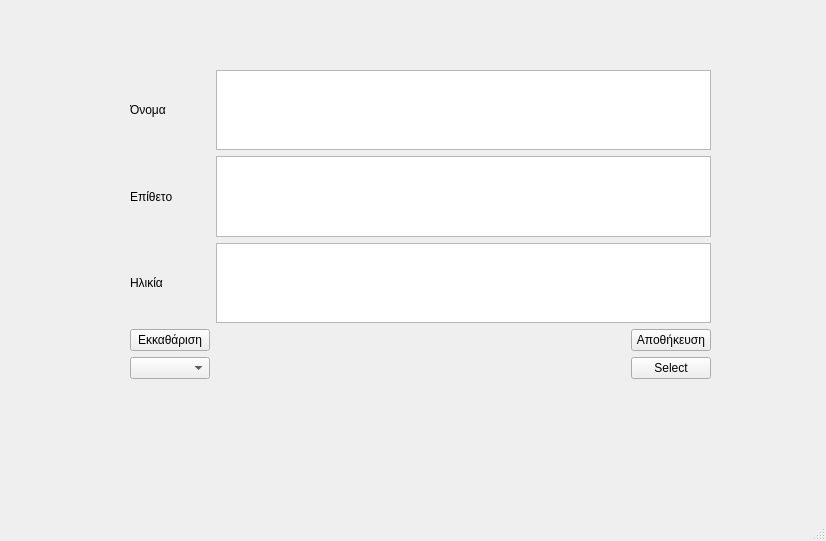
Above: userInterface/resources/menu.ui from smattha/robotHuman before the change. Below: the same form after it.
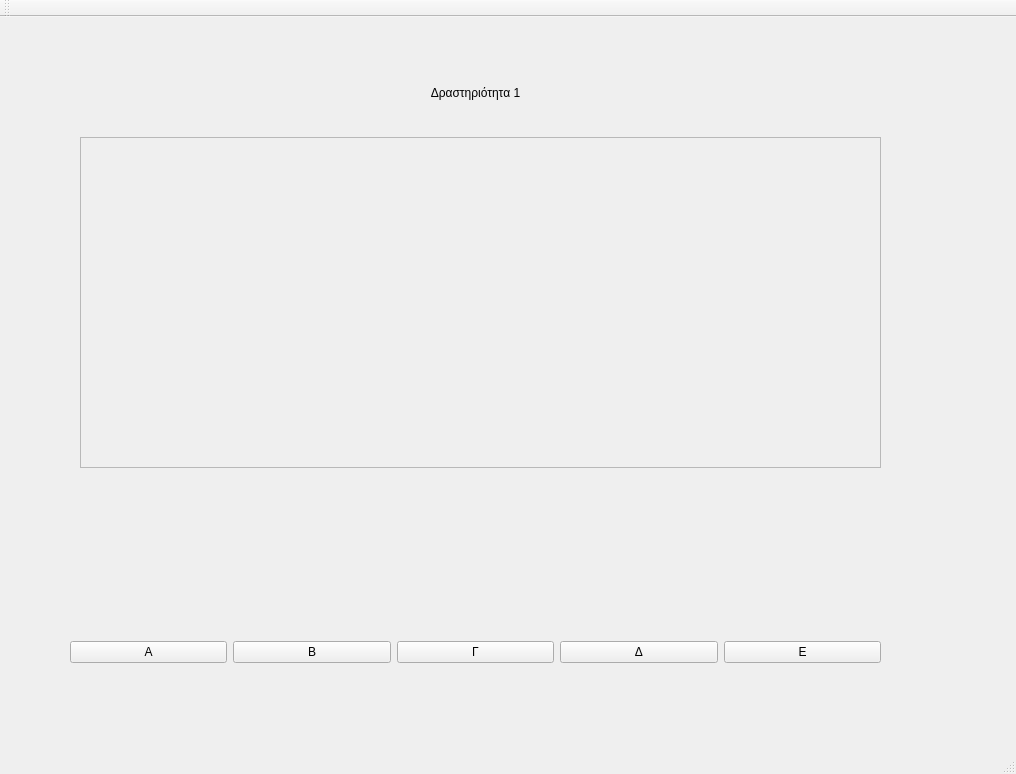
That is the form after the change. The open tabs and pages were chosen to show the change.

Patch:
```diff
--- a/userInterface/resources/menu.ui
+++ b/userInterface/resources/menu.ui
@@ -2,23 +2,76 @@
 <ui version="4.0">
  <class>menuWindow</class>
  <widget class="QMainWindow" name="menuWindow">
+  <property name="enabled">
+   <bool>true</bool>
+  </property>
   <property name="geometry">
    <rect>
     <x>0</x>
     <y>0</y>
-    <width>826</width>
-    <height>541</height>
+    <width>1016</width>
+    <height>774</height>
    </rect>
   </property>
+  <property name="sizePolicy">
+   <sizepolicy hsizetype="Fixed" vsizetype="Fixed">
+    <horstretch>0</horstretch>
+    <verstretch>0</verstretch>
+   </sizepolicy>
+  </property>
+  <property name="maximumSize">
+   <size>
+    <width>1920</width>
+    <height>1080</height>
+   </size>
+  </property>
   <property name="windowTitle">
-   <string>MainWindow</string>
+   <string>Αρχική οθόνη </string>
+  </property>
+  <property name="documentMode">
+   <bool>false</bool>
+  </property>
+  <property name="tabShape">
+   <enum>QTabWidget::Rounded</enum>
   </property>
   <widget class="QWidget" name="centralwidget">
+   <widget class="QStackedWidget" name="stackedWidget">
+    <property name="geometry">
+     <rect>
+      <x>30</x>
+      <y>30</y>
+      <width>891</width>
+      <height>671</height>
+     </rect>
+    </property>
+    <property name="currentIndex">
+     <number>3</number>
+    </property>
+    <widget class="QWidget" name="menuPage">
+     <widget class="QTextEdit" name="descriptionTxt">
+      <property name="enabled">
+       <bool>false</bool>
+      </property>
+      <property name="geometry">
+       <rect>
+        <x>80</x>
+        <y>500</y>
+        <width>581</width>
+        <height>91</height>
+       </rect>
+      </property>
+      <property name="verticalScrollBarPolicy">
+       <enum>Qt::ScrollBarAlwaysOff</enum>
+      </property>
+      <property name="horizontalScrollBarPolicy">
+       <enum>Qt::ScrollBarAsNeeded</enum>
+      </property>
+     </widget>
    <widget class="QWidget" name="gridLayoutWidget">
     <property name="geometry">
      <rect>
-      <x>130</x>
-      <y>70</y>
+        <x>80</x>
+        <y>120</y>
       <width>581</width>
       <height>309</height>
      </rect>
@@ -41,13 +94,19 @@
        </property>
       </widget>
      </item>
-     <item row="4" column="2">
-      <widget class="QPushButton" name="selectExersiceButton">
-       <property name="text">
-        <string>Select</string>
-       </property>
-      </widget>
-     </item>
+       <item row="2" column="1" colspan="2">
+        <widget class="QTextEdit" name="ageTextBox">
+         <property name="lineWidth">
+          <number>1</number>
+         </property>
+         <property name="verticalScrollBarPolicy">
+          <enum>Qt::ScrollBarAlwaysOff</enum>
+         </property>
+        </widget>
+       </item>
+       <item row="6" column="0" colspan="2">
+        <widget class="QComboBox" name="selectExercise"/>
+       </item>
      <item row="3" column="1">
       <spacer name="horizontalSpacer">
        <property name="orientation">
@@ -75,9 +134,6 @@
        </property>
       </widget>
      </item>
-     <item row="4" column="0">
-      <widget class="QComboBox" name="selectExercise"/>
-     </item>
      <item row="1" column="0">
       <widget class="QLabel" name="surnameLabel">
        <property name="text">
@@ -85,13 +141,24 @@
        </property>
       </widget>
      </item>
-     <item row="1" column="1" colspan="2">
-      <widget class="QTextEdit" name="surname">
-       <property name="lineWidth">
-        <number>1</number>
-       </property>
-       <property name="verticalScrollBarPolicy">
-        <enum>Qt::ScrollBarAlwaysOff</enum>
+       <item row="3" column="2">
+        <widget class="QPushButton" name="saveMenu">
+         <property name="text">
+          <string>Αποθήκευση</string>
+         </property>
+        </widget>
+       </item>
+       <item row="2" column="0">
+        <widget class="QLabel" name="ageLabel">
+         <property name="text">
+          <string>Ηλικία</string>
+         </property>
+        </widget>
+       </item>
+       <item row="6" column="2">
+        <widget class="QPushButton" name="selectExersiceButton">
+         <property name="text">
+          <string>Έναρξη</string>
        </property>
       </widget>
      </item>
@@ -116,6 +183,159 @@
       </widget>
      </item>
     </layout>
+     </widget>
+     <widget class="QLabel" name="label_2">
+      <property name="geometry">
+       <rect>
+        <x>90</x>
+        <y>40</y>
+        <width>581</width>
+        <height>31</height>
+       </rect>
+      </property>
+      <property name="text">
+       <string>Προσωπικά στοιχεία</string>
+      </property>
+      <property name="alignment">
+       <set>Qt::AlignCenter</set>
+      </property>
+     </widget>
+    </widget>
+    <widget class="QWidget" name="ex1Page">
+     <widget class="QLabel" name="label_3">
+      <property name="geometry">
+       <rect>
+        <x>100</x>
+        <y>10</y>
+        <width>691</width>
+        <height>71</height>
+       </rect>
+      </property>
+      <property name="text">
+       <string>Δραστηριότητα 1</string>
+      </property>
+      <property name="alignment">
+       <set>Qt::AlignCenter</set>
+      </property>
+     </widget>
+     <widget class="QWidget" name="verticalLayoutWidget">
+      <property name="geometry">
+       <rect>
+        <x>40</x>
+        <y>80</y>
+        <width>821</width>
+        <height>441</height>
+       </rect>
+      </property>
+      <layout class="QVBoxLayout" name="verticalLayout">
+       <property name="leftMargin">
+        <number>10</number>
+       </property>
+       <property name="topMargin">
+        <number>10</number>
+       </property>
+       <property name="rightMargin">
+        <number>10</number>
+       </property>
+       <property name="bottomMargin">
+        <number>100</number>
+       </property>
+       <item>
+        <widget class="QLabel" name="mainImage">
+         <property name="frameShape">
+          <enum>QFrame::StyledPanel</enum>
+         </property>
+         <property name="text">
+          <string/>
+         </property>
+         <property name="scaledContents">
+          <bool>true</bool>
+         </property>
+         <property name="openExternalLinks">
+          <bool>false</bool>
+         </property>
+        </widget>
+       </item>
+      </layout>
+     </widget>
+     <widget class="QWidget" name="horizontalLayoutWidget">
+      <property name="geometry">
+       <rect>
+        <x>40</x>
+        <y>540</y>
+        <width>811</width>
+        <height>131</height>
+       </rect>
+      </property>
+      <layout class="QHBoxLayout" name="horizontalLayout">
+       <item>
+        <widget class="QPushButton" name="answer1">
+         <property name="text">
+          <string>A</string>
+         </property>
+        </widget>
+       </item>
+       <item>
+        <widget class="QPushButton" name="answer2">
+         <property name="text">
+          <string>B</string>
+         </property>
+        </widget>
+       </item>
+       <item>
+        <widget class="QPushButton" name="answer3">
+         <property name="text">
+          <string>Γ</string>
+         </property>
+        </widget>
+       </item>
+       <item>
+        <widget class="QPushButton" name="answer4">
+         <property name="text">
+          <string>Δ</string>
+         </property>
+        </widget>
+       </item>
+       <item>
+        <widget class="QPushButton" name="answer5">
+         <property name="text">
+          <string>Ε</string>
+         </property>
+        </widget>
+       </item>
+      </layout>
+     </widget>
+    </widget>
+    <widget class="QWidget" name="ex2Page">
+     <widget class="QLabel" name="ex2Title">
+      <property name="geometry">
+       <rect>
+        <x>410</x>
+        <y>50</y>
+        <width>67</width>
+        <height>17</height>
+       </rect>
+      </property>
+      <property name="text">
+       <string>2</string>
+      </property>
+     </widget>
+    </widget>
+    <widget class="QWidget" name="ex3Page">
+     <widget class="QLabel" name="ex3Label">
+      <property name="geometry">
+       <rect>
+        <x>410</x>
+        <y>40</y>
+        <width>67</width>
+        <height>17</height>
+       </rect>
+      </property>
+      <property name="text">
+       <string>3</string>
+      </property>
+     </widget>
+    </widget>
    </widget>
   </widget>
   <widget class="QMenuBar" name="menubar">
@@ -129,6 +349,17 @@
    </property>
   </widget>
   <widget class="QStatusBar" name="statusbar"/>
+  <widget class="QToolBar" name="toolBar">
+   <property name="windowTitle">
+    <string>toolBar</string>
+   </property>
+   <attribute name="toolBarArea">
+    <enum>TopToolBarArea</enum>
+   </attribute>
+   <attribute name="toolBarBreak">
+    <bool>false</bool>
+   </attribute>
+  </widget>
  </widget>
  <resources/>
  <connections/>
```
Left out of the diff: 46 changed lines with no effect on the pictures. Lines whose indentation alone changed are shown as unchanged.
